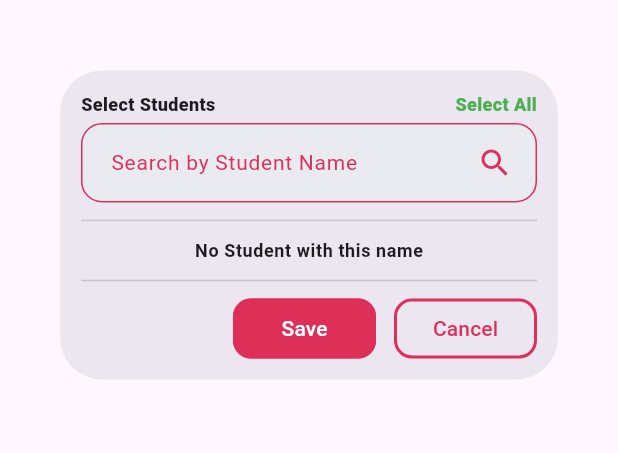
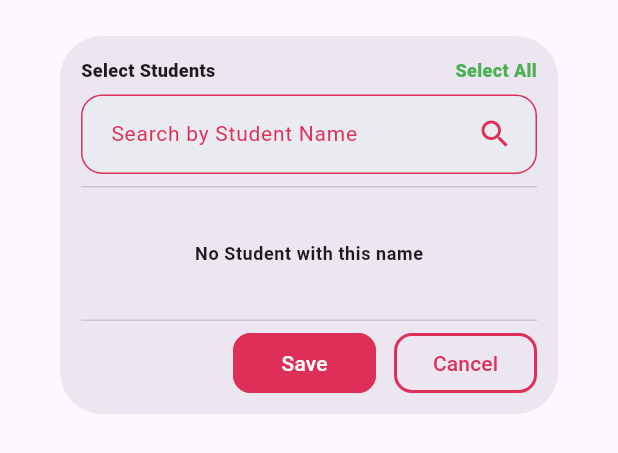
Before and after one commit to CASDev10/rts_teacher_app, a Flutter app: the SelectStudentsDialogue widget shown alone on an empty page, opened directly with empty values, on a phone screen of 412 x 824 dp. Shown: the top 453 px of the screen. Run offline on Flutter 3.47's test engine with Material 3 defaults, Android fonts, the phone set to English and light mode, and no system bars; our stand-ins replace bloc, bot_toast, dio, file_picker, firebase_core, firebase_messaging and 12 more; missing offline and left inert: dart:ffi, excel, month_year_picker; accounts and stored records are empty; network calls fail; project files that could hold a hidden picture were left out.

Commit message:
overflow issue

```diff
--- a/lib/module/kgs_teacher_module/daily_diary/widgets/select_students_dialogue.dart
+++ b/lib/module/kgs_teacher_module/daily_diary/widgets/select_students_dialogue.dart
@@ -128,7 +128,9 @@ class _SelectStudentsDialogueState extends State<SelectStudentsDialogue> {
                   ),
                 ],
               ),
-              SizedBox(height: 4.0),
+
+              SizedBox(height: 8),
+
               CustomTextField(
                 borderColor: AppColors.primaryGreen,
                 enableBorderColor: AppColors.primaryGreen,
@@ -141,12 +143,15 @@ class _SelectStudentsDialogueState extends State<SelectStudentsDialogue> {
                 fillColor: AppColors.lightGreyColor,
                 suffixWidget: Icon(Icons.search, color: AppColors.primaryGreen),
               ),
-              SizedBox(height: 4.0),
-              Divider(),
-              SizedBox(height: 4.0),
-              filteredStudents.isNotEmpty
+
+              SizedBox(height: 8),
+              Divider(height: 1),
+              SizedBox(height: 8),
+
+              /// 👇 **MAKE THE LIST SCROLLABLE**
+              Expanded(
+                child: filteredStudents.isNotEmpty
                     ? ListView.builder(
-                      shrinkWrap: true,
                         itemCount: filteredStudents.length,
                         itemBuilder: (context, index) {
                           var student = filteredStudents[index];
@@ -165,15 +170,21 @@ class _SelectStudentsDialogueState extends State<SelectStudentsDialogue> {
                           );
                         },
                       )
-                  : Text(
+                    : Center(
+                        child: Text(
                           "No Student with this name",
                           style: context.textTheme.bodySmall?.copyWith(
                             fontWeight: FontWeight.bold,
                           ),
                         ),
-              SizedBox(height: 4.0),
-              Divider(),
-              SizedBox(height: 4.0),
+                      ),
+              ),
+
+              SizedBox(height: 8),
+              Divider(height: 1),
+              SizedBox(height: 8),
+
+              /// BUTTONS
               Row(
                 children: [
                   Expanded(child: Container()),
```
Also changed, not shown: 2 other files. Lines whose indentation alone changed are shown as unchanged.
